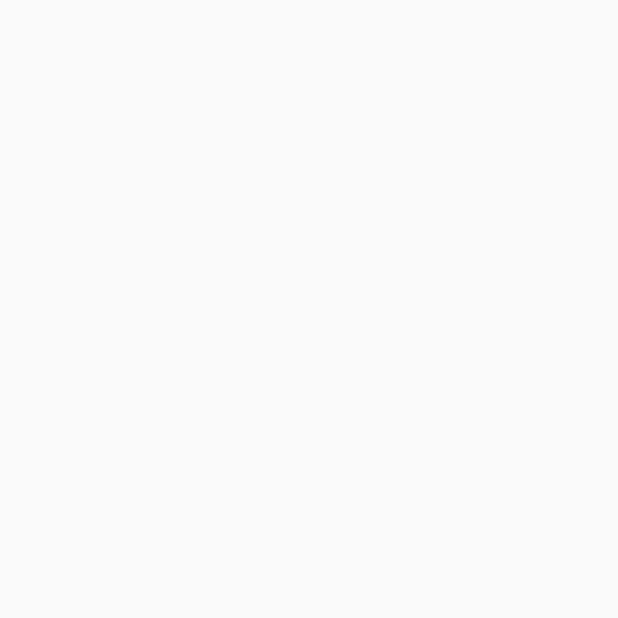
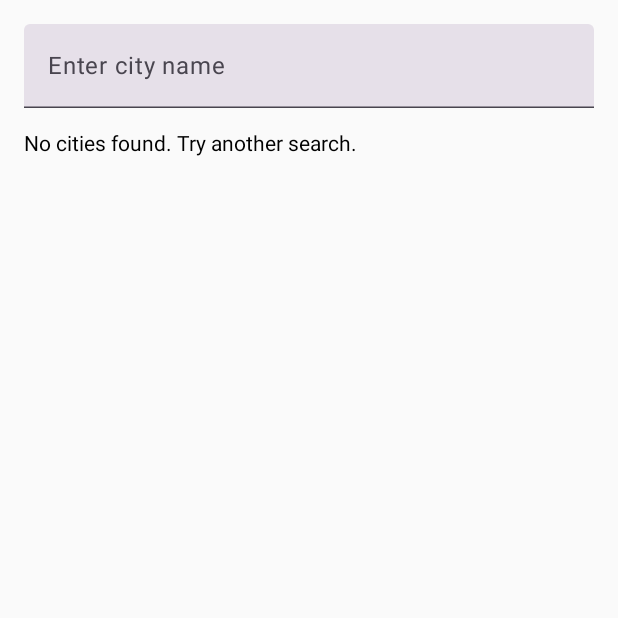
Before and after one commit to AhmedAlKawas/WeatherNowAndLater, an Android app built with Jetpack Compose: the screen it shows after launch (MainActivity), on a phone screen of 412 x 824 dp, the top half of it. Before the commit the part shown is empty. Run offline under Robolectric (Android 15) with nearby library versions, the phone set to English and light mode, and no system bars; our stand-ins replace Dagger/Hilt's generated code.

Commit message:
Implementing presentation and use case

```diff
--- a/app/build.gradle.kts
+++ b/app/build.gradle.kts
@@ -63,4 +63,9 @@ dependencies {
     implementation(libs.hilt.android)
     kapt(libs.hilt.compiler)
 
+    implementation(project(":city_input"))
+    implementation(project(":data"))
+    implementation(project(":framework"))
+    implementation(project(":core"))
+
 }
--- a/app/src/main/AndroidManifest.xml
+++ b/app/src/main/AndroidManifest.xml
@@ -1,6 +1,8 @@
 <?xml version="1.0" encoding="utf-8"?>
 <manifest xmlns:android="http://schemas.android.com/apk/res/android"
     xmlns:tools="http://schemas.android.com/tools">
+
+    <uses-permission android:name="android.permission.INTERNET"/>
 
     <application
         android:name=".WeatherApp"
--- a/app/src/main/java/com/vodafone/weather/MainActivity.kt
+++ b/app/src/main/java/com/vodafone/weather/MainActivity.kt
@@ -11,16 +11,18 @@ import androidx.compose.material3.Text
 import androidx.compose.runtime.Composable
 import androidx.compose.ui.Modifier
 import androidx.compose.ui.tooling.preview.Preview
+import com.vodafone.city_input.presentation.SearchCityScreen
 import com.vodafone.weather.ui.theme.WeatherNowAndLaterTheme
+import dagger.hilt.EntryPoint
+import dagger.hilt.android.AndroidEntryPoint
 
+@AndroidEntryPoint
 class MainActivity : ComponentActivity() {
     override fun onCreate(savedInstanceState: Bundle?) {
         super.onCreate(savedInstanceState)
         enableEdgeToEdge()
         setContent {
-            WeatherNowAndLaterTheme {
-
-            }
+            SearchCityScreen()
         }
     }
 }
--- a/city_input/src/main/java/com/vodafone/city_input/presentation/CitiesViewModel.kt
+++ b/city_input/src/main/java/com/vodafone/city_input/presentation/CitiesViewModel.kt
@@ -6,6 +6,7 @@ import com.vodafone.city_input.use_cases.GetCitiesByText
 import com.vodafone.core.models.GetSearchCitiesResponse
 import dagger.hilt.android.lifecycle.HiltViewModel
 import kotlinx.coroutines.flow.MutableSharedFlow
+import kotlinx.coroutines.flow.SharedFlow
 import kotlinx.coroutines.launch
 import javax.inject.Inject
 
@@ -15,7 +16,7 @@ class CitiesViewModel @Inject constructor(private val getCitiesByText: GetCities
 
     private val _resultCities: MutableSharedFlow<List<GetSearchCitiesResponse>> =
         MutableSharedFlow()
-    val resultCities: MutableSharedFlow<List<GetSearchCitiesResponse>> = _resultCities
+    val resultCities: SharedFlow<List<GetSearchCitiesResponse>> = _resultCities
 
     fun getCities(query: String) {
 
--- /dev/null
+++ b/city_input/src/main/java/com/vodafone/city_input/presentation/CitySearchScreen.kt
@@ -0,0 +1,76 @@
+package com.vodafone.city_input.presentation
+
+import androidx.compose.foundation.layout.Column
+import androidx.compose.foundation.layout.Spacer
+import androidx.compose.foundation.layout.fillMaxSize
+import androidx.compose.foundation.layout.fillMaxWidth
+import androidx.compose.foundation.layout.height
+import androidx.compose.foundation.layout.padding
+import androidx.compose.foundation.lazy.LazyColumn
+import androidx.compose.foundation.lazy.items
+import androidx.compose.foundation.text.KeyboardActions
+import androidx.compose.foundation.text.KeyboardOptions
+import androidx.compose.material3.Text
+import androidx.compose.material3.TextField
+import androidx.compose.runtime.Composable
+import androidx.compose.runtime.collectAsState
+import androidx.compose.runtime.getValue
+import androidx.compose.ui.Modifier
+import androidx.compose.ui.text.font.FontWeight
+import androidx.compose.ui.text.input.ImeAction
+import androidx.compose.ui.unit.dp
+import androidx.hilt.navigation.compose.hiltViewModel
+import com.vodafone.core.models.GetSearchCitiesResponse
+
+@Composable
+fun SearchCityScreen(viewModel: CitiesViewModel = hiltViewModel()) {
+
+    var query = ""
+    val cities by viewModel.resultCities.collectAsState(initial = emptyList())
+
+    Column(
+        modifier = Modifier
+            .fillMaxSize()
+            .padding(16.dp)
+    ) {
+        // Search TextField
+        TextField(
+            value = query,
+            onValueChange = { query = it },
+            label = { Text("Enter city name") },
+            modifier = Modifier.fillMaxWidth(),
+            keyboardOptions = KeyboardOptions(imeAction = ImeAction.Search),
+            keyboardActions = KeyboardActions(
+                onSearch = {
+                    viewModel.getCities(query) // Call ViewModel to fetch cities
+                }
+            )
+        )
+
+        Spacer(modifier = Modifier.height(16.dp))
+
+        // Display the list of cities
+        if (cities.isEmpty()) {
+            Text("No cities found. Try another search.")
+        } else {
+            LazyColumn {
+                items(cities) { city ->
+                    CityItem(city = city)
+                }
+            }
+        }
+    }
+
+}
+
+@Composable
+fun CityItem(city: GetSearchCitiesResponse) {
+    Column(
+        modifier = Modifier
+            .fillMaxWidth()
+            .padding(8.dp)
+    ) {
+        city.name?.let { Text(text = it, fontWeight = FontWeight.Bold) }
+        city.country?.let { Text(text = it) }
+    }
+}
--- a/city_input/src/main/java/com/vodafone/city_input/use_cases/GetCitiesByText.kt
+++ b/city_input/src/main/java/com/vodafone/city_input/use_cases/GetCitiesByText.kt
@@ -3,8 +3,9 @@ package com.vodafone.city_input.use_cases
 import com.vodafone.core.models.GetSearchCitiesResponse
 import com.vodafone.data.repos.citiies.CitiesRepo
 import retrofit2.Response
+import javax.inject.Inject
 
-class GetCitiesByText(private val repo: CitiesRepo) {
+class GetCitiesByText @Inject constructor(private val repo: CitiesRepo) {
 
     suspend operator fun invoke(query: String): Response<List<GetSearchCitiesResponse>> =
         repo.getCitiesByText(query)
--- a/data/build.gradle.kts
+++ b/data/build.gradle.kts
@@ -1,6 +1,7 @@
 plugins {
     alias(libs.plugins.android.library)
     alias(libs.plugins.kotlin.android)
+    kotlin("kapt")
 }
 
 android {
@@ -44,4 +45,8 @@ dependencies {
     implementation(project(":core"))
 
     implementation(libs.retrofit)
+
+    implementation(libs.hilt.android)
+    implementation(libs.androidx.hilt.navigation.compose)
+    kotlin("kapt")
 }
--- a/data/src/main/java/com/vodafone/data/repos/citiies/CitiesRepoImpl.kt
+++ b/data/src/main/java/com/vodafone/data/repos/citiies/CitiesRepoImpl.kt
@@ -3,8 +3,10 @@ package com.vodafone.data.repos.citiies
 import com.vodafone.core.models.GetSearchCitiesResponse
 import com.vodafone.data.data_sources.CitiesDataSource
 import retrofit2.Response
+import javax.inject.Inject
 
-class CitiesRepoImpl(private val citiesDataSource: CitiesDataSource) : CitiesRepo {
+class CitiesRepoImpl @Inject constructor(private val citiesDataSource: CitiesDataSource) :
+    CitiesRepo {
 
     override suspend fun getCitiesByText(query: String): Response<List<GetSearchCitiesResponse>> =
         citiesDataSource.getCitiesByText(query)
--- a/framework/build.gradle.kts
+++ b/framework/build.gradle.kts
@@ -47,6 +47,7 @@ dependencies {
     implementation(libs.retrofit)
 
     implementation(libs.hilt.android)
+    kotlin("kapt")
 
     implementation(libs.converter.gson)
 
--- a/framework/src/main/java/com/vodafone/framework/network/data_sources/CitiesDataSourceImpl.kt
+++ b/framework/src/main/java/com/vodafone/framework/network/data_sources/CitiesDataSourceImpl.kt
@@ -5,8 +5,10 @@ import com.vodafone.data.data_sources.CitiesDataSource
 import com.vodafone.data.utils.Constants.API_KEY
 import com.vodafone.framework.network.services.CitiesServices
 import retrofit2.Response
+import javax.inject.Inject
 
-class CitiesDataSourceImpl(private val citiesServices: CitiesServices) : CitiesDataSource {
+class CitiesDataSourceImpl @Inject constructor(private val citiesServices: CitiesServices) :
+    CitiesDataSource {
 
     override suspend fun getCitiesByText(query: String): Response<List<GetSearchCitiesResponse>> =
         citiesServices.getCitiesByText(query, API_KEY)
--- a/gradle/libs.versions.toml
+++ b/gradle/libs.versions.toml
@@ -2,6 +2,7 @@
 agp = "8.8.0"
 gson = "2.12.0"
 hiltAndroid = "2.51.1"
+hiltNavigationComposeVersion = "1.2.0"
 kotlin = "2.0.0"
 coreKtx = "1.10.1"
 junit = "4.13.2"
@@ -13,11 +14,12 @@ composeBom = "2024.04.01"
 appcompat = "1.6.1"
 material = "1.10.0"
 retrofit = "2.11.0"
-jetbrainsKotlinJvm = "2.0.0"
 lifecycleViewmodelKtx = "2.8.7"
+material3Android = "1.3.1"
 
 [libraries]
 androidx-core-ktx = { group = "androidx.core", name = "core-ktx", version.ref = "coreKtx" }
+androidx-hilt-navigation-compose = { module = "androidx.hilt:hilt-navigation-compose", version.ref = "hiltNavigationComposeVersion" }
 converter-gson = { module = "com.squareup.retrofit2:converter-gson", version.ref = "retrofit" }
 gson = { module = "com.google.code.gson:gson", version.ref = "gson" }
 hilt-android = { module = "com.google.dagger:hilt-android", version.ref = "hiltAndroid" }
@@ -39,10 +41,10 @@ androidx-appcompat = { group = "androidx.appcompat", name = "appcompat", version
 material = { group = "com.google.android.material", name = "material", version.ref = "material" }
 retrofit = { module = "com.squareup.retrofit2:retrofit", version.ref = "retrofit" }
 androidx-lifecycle-viewmodel-ktx = { group = "androidx.lifecycle", name = "lifecycle-viewmodel-ktx", version.ref = "lifecycleViewmodelKtx" }
+androidx-material3-android = { group = "androidx.compose.material3", name = "material3-android", version.ref = "material3Android" }
 
 [plugins]
 android-application = { id = "com.android.application", version.ref = "agp" }
 kotlin-android = { id = "org.jetbrains.kotlin.android", version.ref = "kotlin" }
 kotlin-compose = { id = "org.jetbrains.kotlin.plugin.compose", version.ref = "kotlin" }
-jetbrains-kotlin-jvm = { id = "org.jetbrains.kotlin.jvm", version.ref = "jetbrainsKotlinJvm" }
 android-library = { id = "com.android.library", version.ref = "agp" }
```
Also changed, not shown: city_input/build.gradle.kts (+10 -0 lines).
